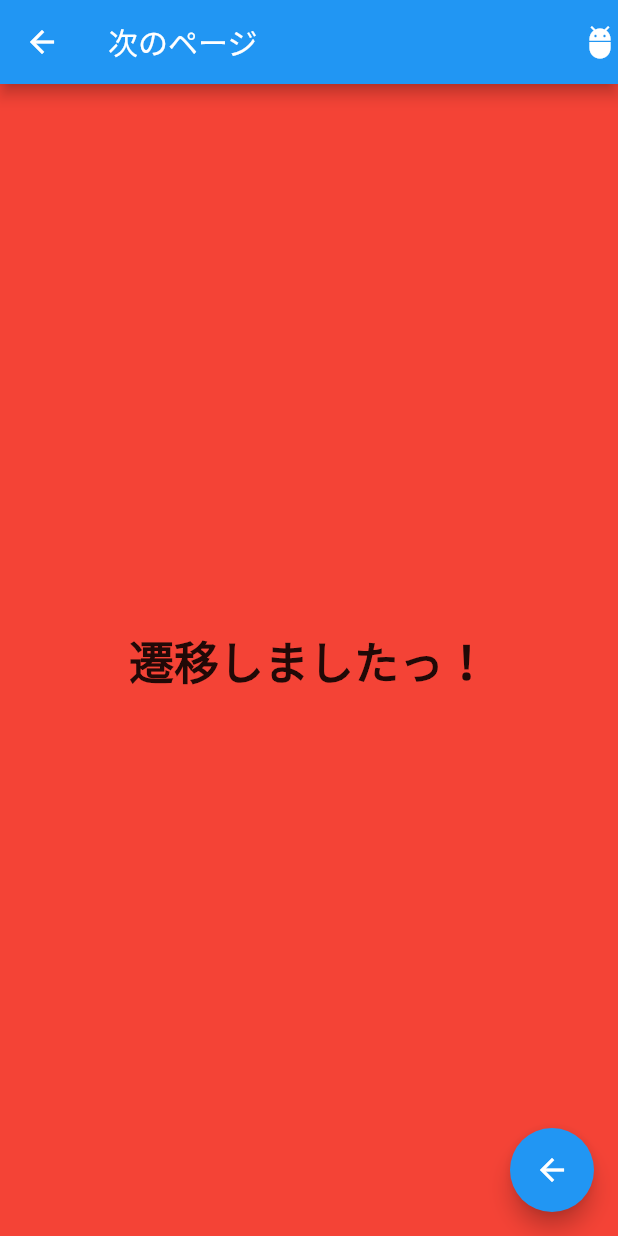
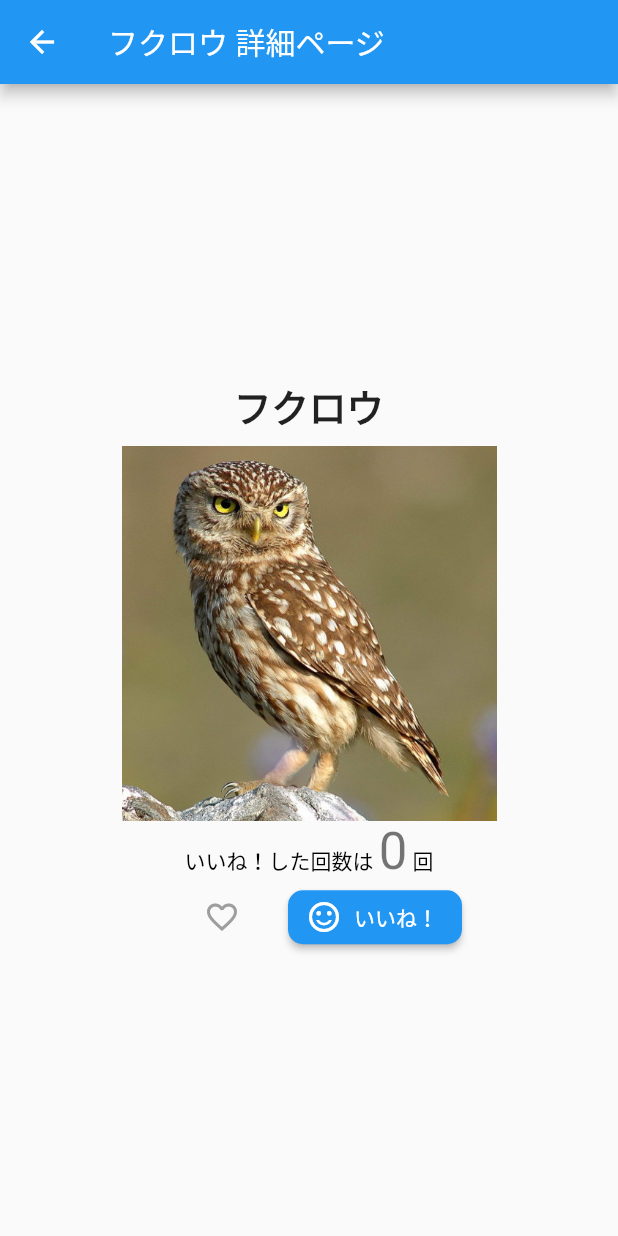
Before and after one commit to NorthPaddy/flutter_demo_app, a Flutter app: the NextPage screen opened directly, on a phone screen of 412 x 824 dp. Run offline on Flutter 3.47's test engine with Material 2 defaults, Android fonts, the phone set to English and light mode, and no system bars; Roboto replaces fonts that are missing (Quicksand).

Commit message:
画像詳細ページの設定(#27)

```diff
--- a/lib/next_page.dart
+++ b/lib/next_page.dart
@@ -1,32 +1,99 @@
 import 'package:flutter/material.dart';
 
-class NextPage extends StatelessWidget {
+class NextPage extends StatefulWidget {
+  @override
+  _NextPageState createState() => _NextPageState();
+}
+
+class _NextPageState extends State<NextPage> {
+  int _counter = 0;
+  bool favorite;
+
+  void _incrementCounter() {
+    setState(() {
+      _counter++;
+    });
+  }
+
   @override
   Widget build(BuildContext context) {
     return Scaffold(
       appBar: AppBar(
-        title: Text("次のページ"),
-        actions: [
-          Icon(Icons.adb_outlined),
-        ],
+        title: Text('フクロウ 詳細ページ'),
       ),
       body: Container(
-        color: Colors.red,
         child: Center(
           child: Column(mainAxisSize: MainAxisSize.min,
             children: [
-                  Text('遷移しましたっ！',
+            Padding(
+              padding: const EdgeInsets.all(8.0),
+              child: Text( 'フクロウ',
                 style: TextStyle(
-                        fontSize: 30,
+                  fontFamily: 'Quicksand',
                   fontWeight: FontWeight.bold,
-                      )),
-        ])),
+                  fontSize: 25,
+                )
               ),
-      floatingActionButton: FloatingActionButton(
-        child: Icon(Icons.arrow_back),
+            ),
+            Image.asset(
+              'images/owl.jpg',
+              height: 250,
+              width: 250,
+            ),
+            Row(
+              mainAxisAlignment: MainAxisAlignment.center,
+              children: <Widget>[
+                RichText(
+                  textScaleFactor: MediaQuery.of(context).textScaleFactor,
+                  text: TextSpan(
+                    style: TextStyle(color: Colors.black),
+                    children: <TextSpan>[
+                      TextSpan(text: 'いいね！した回数は '),
+                      TextSpan(
+                          text: '$_counter',
+                          style: Theme.of(context).textTheme.headline4),
+                      TextSpan(text: ' 回'),
+                    ],
+                  ),
+                ),
+              ],
+            ),
+            Row(
+              mainAxisAlignment: MainAxisAlignment.center,
+              children: [
+                FlatButton(
+                  child: Icon(
+                    favorite == true ? Icons.favorite : Icons.favorite_border,
+                    color: favorite == true ? Colors.red : Colors.grey,
+                  ),
                   onPressed: () {
-          Navigator.pop(context);
+                    setState(() {
+                      if (favorite != true) {
+                        //ハートが押されたときにfavoriteにtrueを代入している
+                        favorite = true;
+                      } else {
+                        favorite = false;
+                      }
+                    });
                   },
+                ),
+                RaisedButton.icon(
+                  icon: Icon(
+                    Icons.sentiment_satisfied_alt_outlined,
+                    color: Colors.white,
+                  ),
+                  label: Text('いいね！'),
+                  color: Colors.blue,
+                  textColor: Colors.white,
+                  shape: RoundedRectangleBorder(
+                    borderRadius: BorderRadius.circular(10),
+                  ),
+                  onPressed: _incrementCounter,
+                ),
+              ],
+            ),
+          ]),
+        ),
       ),
     );
   }
```
Lines whose indentation alone changed are shown as unchanged.
